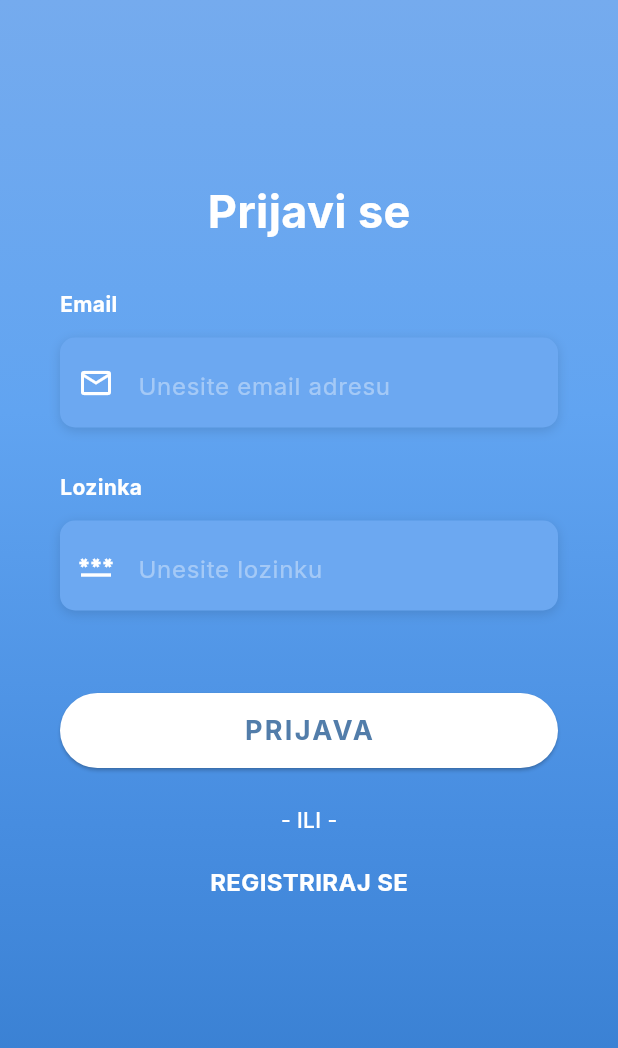
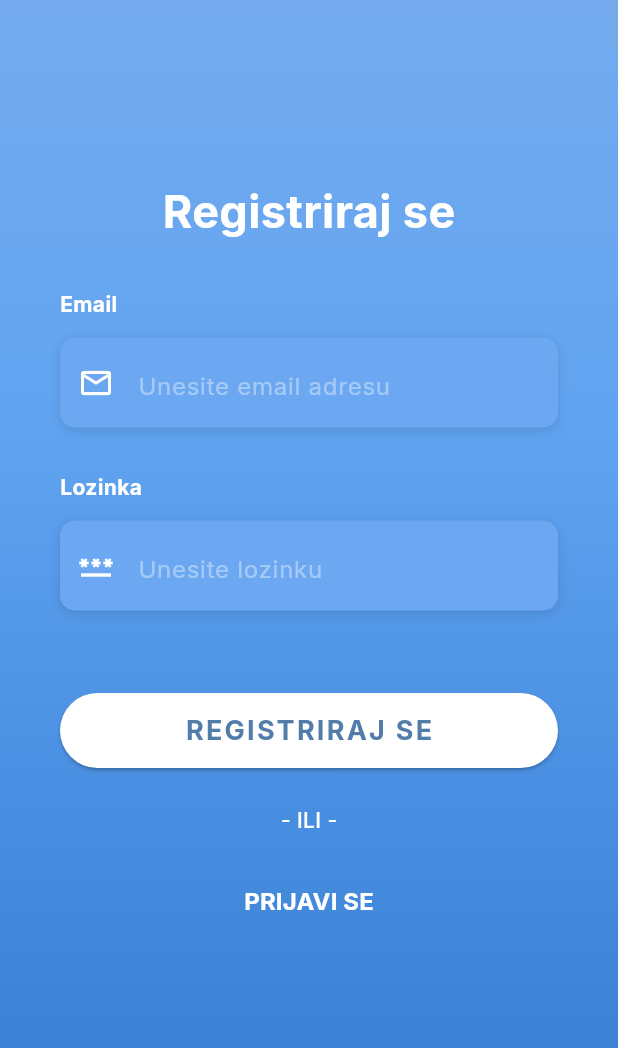
Before and after one commit to mizolf/AAKomunikacija, a Flutter app: the screen it shows after launch, after a tap on "REGISTRIRAJ SE", on a phone screen of 412 x 824 dp. Shown: the top 1048 px of the screen. Run offline on Flutter 3.47's test engine with Material 3 defaults, Android fonts, the phone set to English and light mode, and no system bars; our stand-ins replace cloud_firestore, firebase_auth, firebase_core, flutter_tts, google_fonts, image_picker; accounts and stored records are empty; network calls fail.

Commit message:
Update login.dart

```diff
--- a/lib/screen/login.dart
+++ b/lib/screen/login.dart
@@ -1,5 +1,7 @@
 import 'package:flutter/material.dart';
 import 'package:ict_aac/screen/home.dart';
+import 'package:ict_aac/models/auth.dart';
+import 'package:firebase_auth/firebase_auth.dart';
 
 class LoginScreen extends StatefulWidget {
   const LoginScreen({super.key});
@@ -11,6 +13,34 @@ class LoginScreen extends StatefulWidget {
 }
 
 class _LoginScreenState extends State<LoginScreen> {
+  String? errorMessage = '';
+  bool isLogin = true;
+
+  final TextEditingController _controllerEmail = TextEditingController();
+  final TextEditingController _controllerPassword = TextEditingController();
+
+  Future<void> signInWithEmailAndPassword() async {
+    try {
+      await Auth().signInWithEmailAndPassword(
+          email: _controllerEmail.text, password: _controllerPassword.text);
+    } on FirebaseAuthException catch (e) {
+      setState(() {
+        errorMessage = e.message;
+      });
+    }
+  }
+
+  Future<void> createUserWithEmailAndPassword() async {
+    try {
+      await Auth().createUserWithEmailAndPassword(
+          email: _controllerEmail.text, password: _controllerPassword.text);
+    } on FirebaseAuthException catch (e) {
+      setState(() {
+        errorMessage = e.message;
+      });
+    }
+  }
+
   Widget _emailField() {
     return Container(
       alignment: Alignment.centerLeft,
@@ -26,10 +56,11 @@ class _LoginScreenState extends State<LoginScreen> {
           ),
         ],
       ),
-      child: const TextField(
+      child: TextField(
+        controller: _controllerEmail,
         keyboardType: TextInputType.emailAddress,
-        style: TextStyle(color: Colors.white),
-        decoration: InputDecoration(
+        style: const TextStyle(color: Colors.white),
+        decoration: const InputDecoration(
             border: InputBorder.none,
             contentPadding: EdgeInsets.only(top: 14),
             prefixIcon: Icon(Icons.email_outlined, color: Colors.white),
@@ -54,11 +85,12 @@ class _LoginScreenState extends State<LoginScreen> {
           ),
         ],
       ),
-      child: const TextField(
+      child: TextField(
+        controller: _controllerPassword,
         obscureText: true,
         keyboardType: TextInputType.emailAddress,
-        style: TextStyle(color: Colors.white),
-        decoration: InputDecoration(
+        style: const TextStyle(color: Colors.white),
+        decoration: const InputDecoration(
             border: InputBorder.none,
             contentPadding: EdgeInsets.only(top: 14),
             prefixIcon: Icon(
@@ -77,11 +109,9 @@ class _LoginScreenState extends State<LoginScreen> {
       width: double.infinity,
       height: 100,
       child: ElevatedButton(
-        onPressed: () {
-          Navigator.of(context).push(MaterialPageRoute(
-            builder: (context) => HomeScreen(),
-          ));
-        },
+        onPressed: isLogin
+            ? signInWithEmailAndPassword
+            : createUserWithEmailAndPassword,
         style: ElevatedButton.styleFrom(
           shape: RoundedRectangleBorder(
             borderRadius: BorderRadius.circular(30),
@@ -89,14 +119,32 @@ class _LoginScreenState extends State<LoginScreen> {
           backgroundColor: Colors.white,
           shadowColor: Colors.black,
         ),
-        child: const Text(
-          'PRIJAVA',
-          style: TextStyle(
+        child: Text(
+          isLogin ? 'PRIJAVA' : 'REGISTRIRAJ SE',
+          style: const TextStyle(
             color: Color(0xFF527DAA),
             fontWeight: FontWeight.bold,
             letterSpacing: 1.5,
             fontSize: 18,
           ),
+        ),
+      ),
+    );
+  }
+
+  Widget _loginOrRegisterButton() {
+    return TextButton(
+      onPressed: () {
+        setState(() {
+          isLogin = !isLogin;
+        });
+      },
+      child: Text(
+        isLogin ? 'REGISTRIRAJ SE' : 'PRIJAVI SE',
+        style: const TextStyle(
+          color: Colors.white,
+          fontWeight: FontWeight.bold,
+          fontSize: 16,
         ),
       ),
     );
@@ -131,9 +179,9 @@ class _LoginScreenState extends State<LoginScreen> {
               child: Column(
                 mainAxisAlignment: MainAxisAlignment.center,
                 children: [
-                  const Text(
-                    'Prijavi se',
-                    style: TextStyle(
+                  Text(
+                    isLogin ? 'Prijavi se' : 'Registriraj se',
+                    style: const TextStyle(
                         color: Colors.white,
                         fontSize: 30,
                         fontWeight: FontWeight.bold),
@@ -187,23 +235,13 @@ class _LoginScreenState extends State<LoginScreen> {
                       const SizedBox(
                         height: 20,
                       ),
-                      GestureDetector(
-                        onTap: () {},
-                        child: const Text(
-                          'REGISTRIRAJ SE',
-                          style: TextStyle(
-                            color: Colors.white,
-                            fontWeight: FontWeight.bold,
-                            fontSize: 16,
-                          ),
-                        ),
-                      ),
+                      _loginOrRegisterButton(),
                     ],
                   ),
                 ],
               ),
             ),
-          )
+          ),
         ],
       ),
     );
```
Also changed, not shown: lib/models/auth.dart (added, +25 -0 lines).
